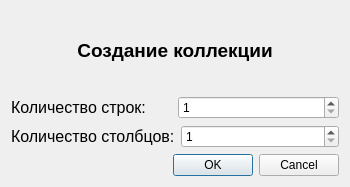
First picture: the form in Lab1/dialog.ui, repository lbchashkin/oop-miem, before the edit.
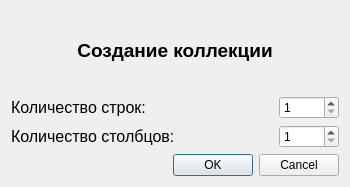
Second picture: the form after the edit.

Patch:
```diff
--- a/Lab1/dialog.ui
+++ b/Lab1/dialog.ui
@@ -57,6 +57,24 @@
      </item>
      <item>
       <widget class="QSpinBox" name="rowsNumber">
+       <property name="sizePolicy">
+        <sizepolicy hsizetype="Fixed" vsizetype="Fixed">
+         <horstretch>0</horstretch>
+         <verstretch>0</verstretch>
+        </sizepolicy>
+       </property>
+       <property name="minimumSize">
+        <size>
+         <width>60</width>
+         <height>23</height>
+        </size>
+       </property>
+       <property name="maximumSize">
+        <size>
+         <width>60</width>
+         <height>23</height>
+        </size>
+       </property>
        <property name="minimum">
         <number>1</number>
        </property>
@@ -80,6 +98,24 @@
      </item>
      <item>
       <widget class="QSpinBox" name="columnNumber">
+       <property name="sizePolicy">
+        <sizepolicy hsizetype="Fixed" vsizetype="Fixed">
+         <horstretch>0</horstretch>
+         <verstretch>0</verstretch>
+        </sizepolicy>
+       </property>
+       <property name="minimumSize">
+        <size>
+         <width>60</width>
+         <height>23</height>
+        </size>
+       </property>
+       <property name="maximumSize">
+        <size>
+         <width>60</width>
+         <height>23</height>
+        </size>
+       </property>
        <property name="minimum">
         <number>1</number>
        </property>
```
